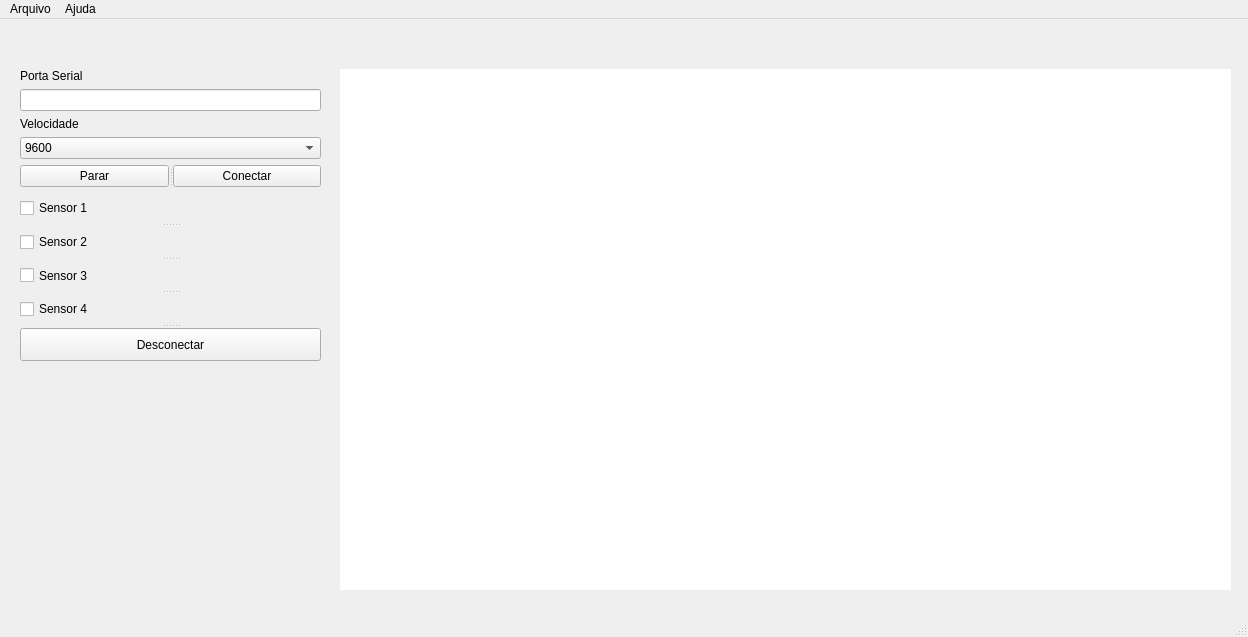
Above: heat_flow.ui from argolomb/aq_dados before the change. Below: the same form after it.
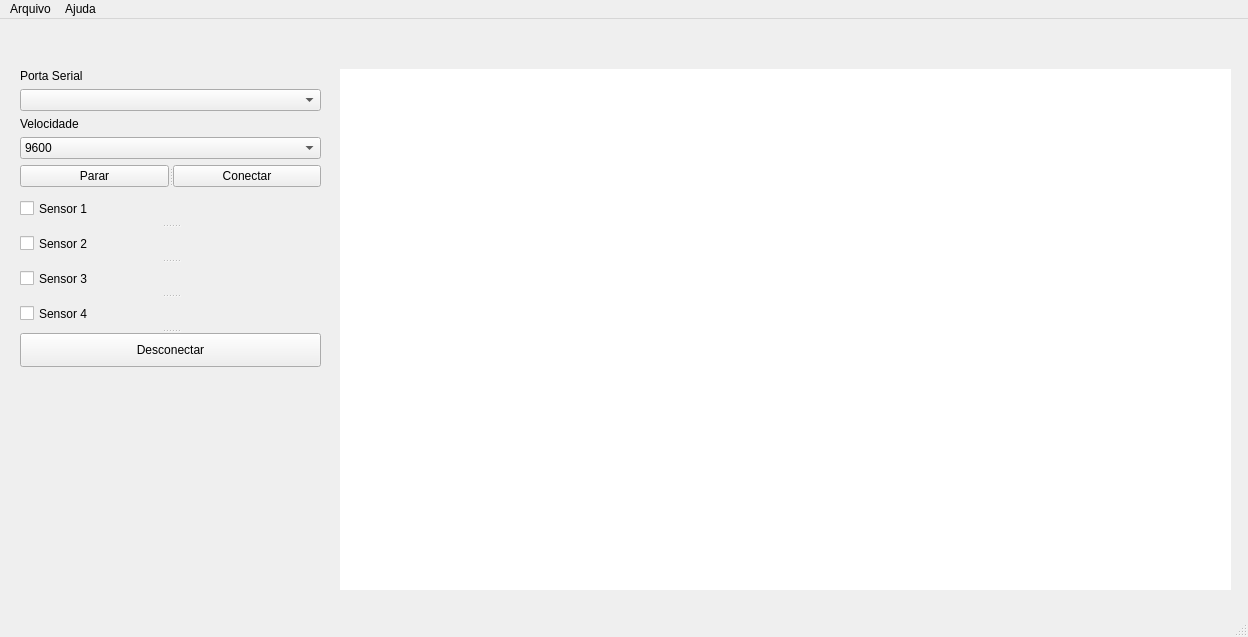
That is the form after the change.

Commit message: Lista as portas seriais disponiveis na maquina

What changed in the file:
```diff
--- a/heat_flow.ui
+++ b/heat_flow.ui
@@ -36,7 +36,7 @@
       <x>20</x>
       <y>50</y>
       <width>301</width>
-      <height>292</height>
+      <height>298</height>
      </rect>
     </property>
     <layout class="QVBoxLayout" name="verticalLayout">
@@ -48,7 +48,7 @@
       </widget>
      </item>
      <item>
-      <widget class="QLineEdit" name="lineEdit"/>
+      <widget class="QComboBox" name="ports_comboBox"/>
      </item>
      <item>
       <widget class="QLabel" name="label_2">
```
Left out of the diff: 8 changed lines with no effect on the pictures. The commit also changes 2 other files.
